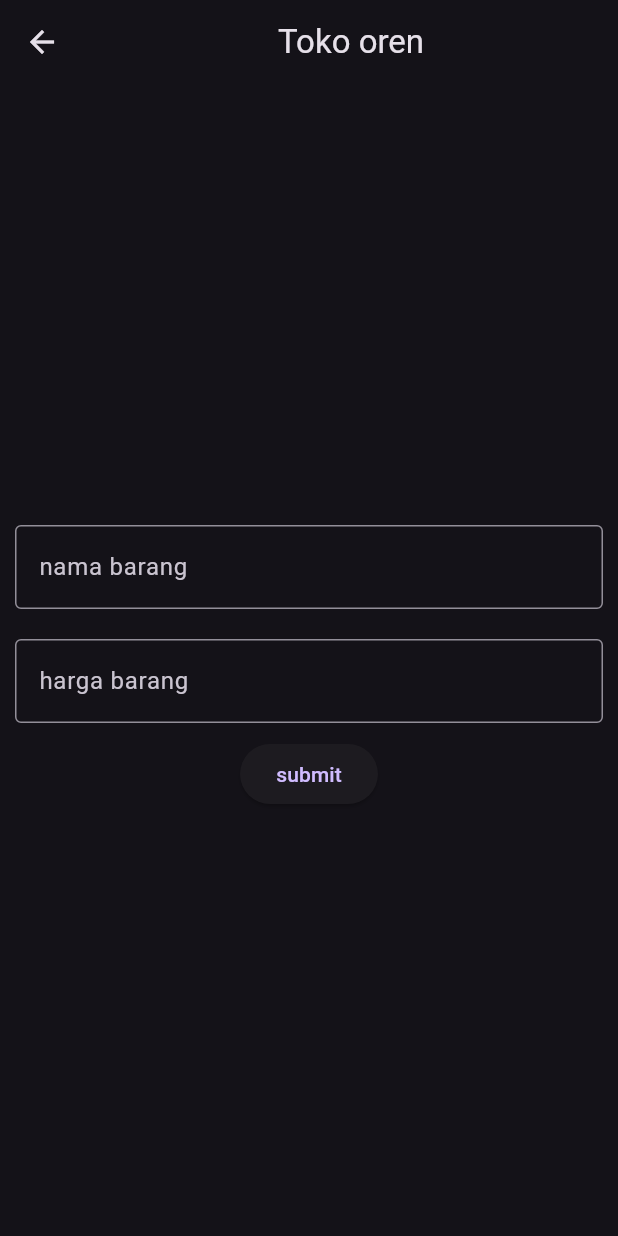
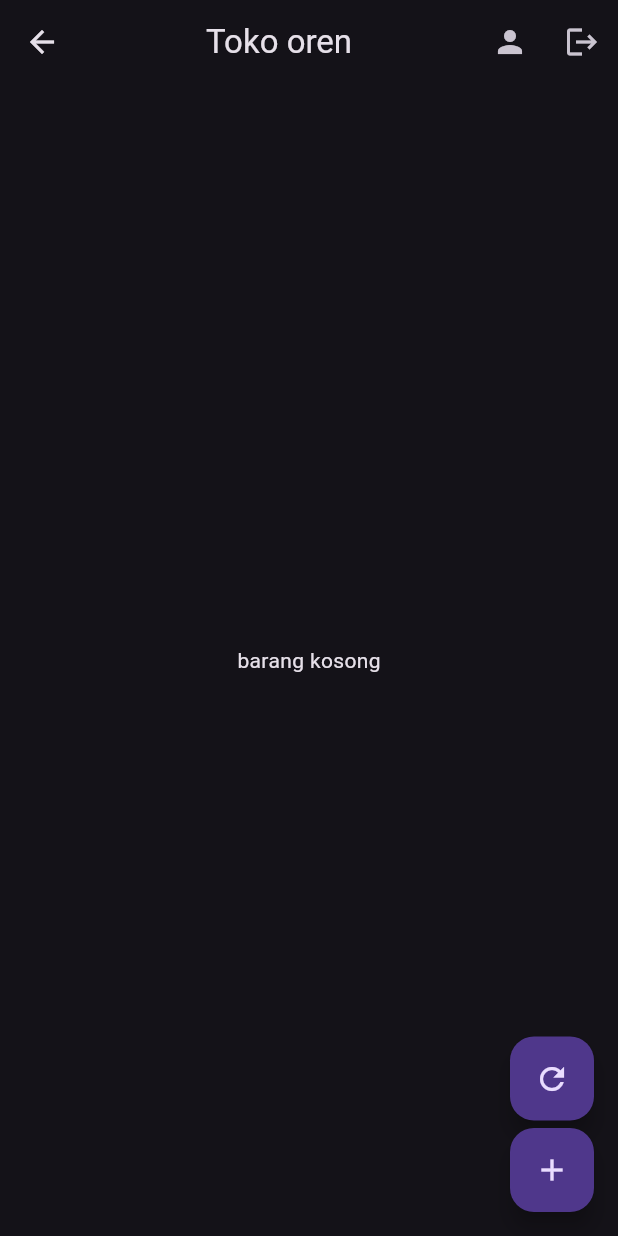
Before and after one commit to strawberrieez/sekar_fb.web.app, a Flutter app: the screen it shows after launch, after a tap on "masuk sebagai admin", on a phone screen of 412 x 824 dp. Run offline on Flutter 3.47's test engine with Material 3 defaults, Android fonts, the light colour scheme and no system bars; our stand-ins replace cloud_firestore, firebase_auth, firebase_core, simple_icons; missing offline and left inert: universal_html; accounts and stored records are empty.

Commit message:
add admin page

```diff
--- /dev/null
+++ b/lib/pages/admin.dart
@@ -0,0 +1,114 @@
+import 'package:firebase_auth/firebase_auth.dart';
+import 'package:flutter/material.dart';
+import 'package:sekar_fb/pages/users/user_ctrl.dart';
+import 'package:sekar_fb/pages/users/user_data.dart';
+import 'package:sekar_fb/pages/users/widgets/user_detail.dart';
+import 'package:sekar_fb/pages/users/widgets/user_input.dart';
+
+class AdminView extends StatefulWidget {
+  const AdminView({super.key});
+
+  @override
+  State<AdminView> createState() => _AdminViewState();
+}
+
+class _AdminViewState extends State<AdminView> {
+  @override
+  Widget build(BuildContext context) {
+    return Scaffold(
+        appBar: AppBar(
+          title: const Center(child: Text('Toko oren')),
+          actions: [
+            IconButton(
+              onPressed: () {},
+              icon: const Icon(Icons.person),
+            ),
+            IconButton(
+              onPressed: () async {
+                await FirebaseAuth.instance.signOut();
+              },
+              icon: const Icon(Icons.logout),
+            ),
+          ],
+        ),
+        floatingActionButton: Column(
+          mainAxisAlignment: MainAxisAlignment.end,
+          children: [
+            FloatingActionButton(
+              onPressed: () {
+                setState(() {});
+              },
+              child: const Icon(Icons.refresh),
+            ),
+            const SizedBox(height: 5),
+            FloatingActionButton(
+              onPressed: () {
+                Navigator.push(
+                  context,
+                  MaterialPageRoute(builder: (context) => const UserInput()),
+                );
+              },
+              child: const Icon(Icons.add),
+            ),
+          ],
+        ),
+        body: FutureBuilder(
+          future: getColl(),
+          builder: (context, snapshot) {
+            if (snapshot.hasData) {
+              if (userList.isEmpty) {
+                return const Center(child: Text('barang kosong'));
+              }
+              return SingleChildScrollView(
+                child: Column(
+                  children: [
+                    ...List.generate(
+                      userList.length,
+                      (index) {
+                        final data = userList[index];
+                        final id = data.id;
+                        return Card(
+                          child: ListTile(
+                            selectedTileColor: Colors.blue,
+                            selected: selectedId == id,
+                            onTap: () {
+                              setState(() {
+                                selectedId = id;
+                              });
+                              Navigator.push(
+                                context,
+                                MaterialPageRoute(builder: (context) => const UserDetail()),
+                              );
+                            },
+                            title: Text(
+                              data.nama,
+                            ),
+                            subtitle: Text(data.createdAt),
+                          ),
+                        );
+                      },
+                    ),
+                    const SizedBox(
+                      height: 5,
+                    ),
+                    isEnd
+                        ? const Text('is end')
+                        : snapshot.connectionState == ConnectionState.waiting
+                            ? const CircularProgressIndicator()
+                            : OutlinedButton(
+                                onPressed: () {
+                                  setState(() {
+                                    addToUserList();
+                                  });
+                                },
+                                child: const Text('load more'),
+                              )
+                  ],
+                ),
+              );
+            }
+            return const Center(child: CircularProgressIndicator());
+          },
+        ));
+  }
+}
--- a/lib/pages/login_page.dart
+++ b/lib/pages/login_page.dart
@@ -1,5 +1,6 @@
 import 'package:firebase_auth/firebase_auth.dart';
 import 'package:flutter/material.dart';
+import 'package:sekar_fb/pages/admin.dart';
 import 'package:sekar_fb/pages/users/widgets/user_input.dart';
 import 'package:simple_icons/simple_icons.dart';
 import 'package:universal_html/html.dart' as html;
@@ -33,7 +34,7 @@ class LoginPage extends StatelessWidget {
                   onPressed: () {
                     Navigator.push(
                       context,
-                      MaterialPageRoute(builder: (context) => const UserInput()),
+                      MaterialPageRoute(builder: (context) => const AdminView()),
                     );
                   },
                   child: const Text('masuk sebagai admin'),
--- a/lib/pages/users/widgets/user_detail.dart
+++ b/lib/pages/users/widgets/user_detail.dart
@@ -7,9 +7,9 @@ class UserDetail extends StatelessWidget {
   Widget build(BuildContext context) {
     return Scaffold(
       appBar: AppBar(
-        title: const Text('Title'),
+        title: const Text('Detail Barang'),
       ),
-      body: Container(),
+      // body:
     );
   }
 }
```
